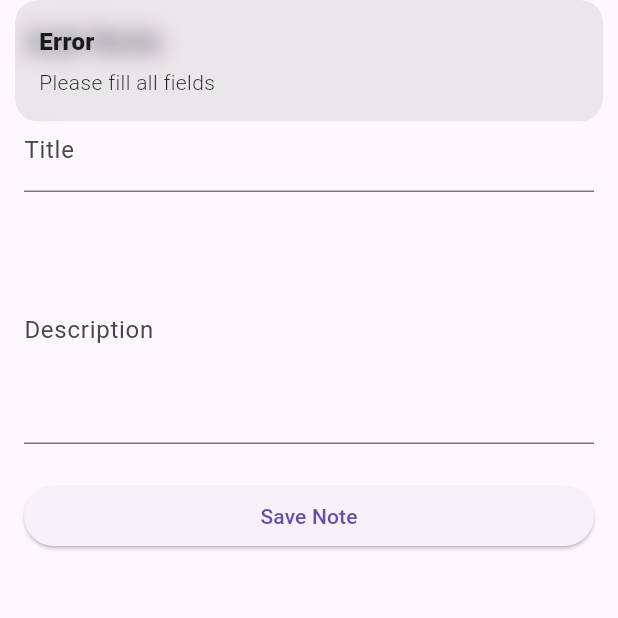
After one commit to sed-ID/notes, a Flutter app: the AddNoteScreen screen opened by its route, after a tap on "Save Note", on a phone screen of 412 x 824 dp, the top half of it. The commit adds this screen. Run offline on Flutter 3.47's test engine with Material 3 defaults, Android fonts, the phone set to English and light mode, and no system bars; our stand-ins replace cloud_firestore, firebase_auth, firebase_core, get, go_router; accounts and stored records are empty.

Commit message:
all basic features have been implemented

```diff
--- /dev/null
+++ b/lib/data/models/note_model.dart
@@ -0,0 +1,29 @@
+class Note {
+  String id;
+  String title;
+  String description;
+
+  Note({
+    required this.id,
+    required this.title,
+    required this.description,
+  });
+
+  // Convert a Note object into a Map object
+  Map<String, dynamic> toMap() {
+    return {
+      'id': id,
+      'title': title,
+      'description': description,
+    };
+  }
+
+  // Create a Note object from a Map object
+  factory Note.fromMap(Map<String, dynamic> map, String documentId) {
+    return Note(
+      id: documentId,
+      title: map['title'] ?? '',
+      description: map['description'] ?? '',
+    );
+  }
+}
--- /dev/null
+++ b/lib/data/repositories/note_repository.dart
@@ -0,0 +1,31 @@
+import 'package:cloud_firestore/cloud_firestore.dart';
+import '../models/note_model.dart';
+
+class NoteRepository {
+  final CollectionReference notesCollection =
+  FirebaseFirestore.instance.collection('notes');
+
+  // Fetch notes from Firestore
+  Stream<List<Note>> getNotes() {
+    return notesCollection.snapshots().map((snapshot) {
+      return snapshot.docs.map((doc) {
+        return Note.fromMap(doc.data() as Map<String, dynamic>, doc.id);
+      }).toList();
+    });
+  }
+
+  // Add a new note to Firestore
+  Future<void> addNote(Note note) async {
+    await notesCollection.add(note.toMap());
+  }
+
+  // Delete a note from Firestore
+  Future<void> deleteNote(String noteId) async {
+    await notesCollection.doc(noteId).delete();
+  }
+
+  // Update an existing note in Firestore
+  Future<void> updateNote(Note note) async {
+    await notesCollection.doc(note.id).update(note.toMap());
+  }
+}
--- a/lib/main.dart
+++ b/lib/main.dart
@@ -1,9 +1,12 @@
 import 'package:flutter/material.dart';
 import 'package:firebase_core/firebase_core.dart';
 import 'package:go_router/go_router.dart';
+import 'package:notes/view/screens/add_note_screen.dart';
 import 'package:notes/view/screens/login_screen.dart';
 import 'package:notes/view/screens/registration_screen.dart';
 import 'package:notes/view/screens/splash_screen.dart';
+
+import 'view/screens/home_screen.dart';
 
 void main() async {
   WidgetsFlutterBinding.ensureInitialized();
@@ -26,6 +29,14 @@ class NotesApp extends StatelessWidget {
         path: '/register',
         builder: (context, state) => RegistrationScreen(),  // Define route for RegistrationScreen
       ),
+      GoRoute(
+        path: '/home',
+        builder: (context, state) => HomeScreen(),  // Define route for HomeScreen
+      ),
+      GoRoute(
+        path: '/add_note',
+        builder: (context, state) => AddNoteScreen(),  // Define route for AddNoteScreen
+      ),
     ],
   );
   @override
--- /dev/null
+++ b/lib/view/screens/add_note_screen.dart
@@ -0,0 +1,67 @@
+import 'package:flutter/material.dart';
+import 'package:get/get.dart';
+import 'package:go_router/go_router.dart';
+import '../../data/models/note_model.dart';
+import '../../data/repositories/note_repository.dart';
+
+class AddNoteScreen extends StatelessWidget {
+  final TextEditingController titleController = TextEditingController();
+  final TextEditingController descriptionController = TextEditingController();
+  final NoteRepository noteRepository = NoteRepository();
+
+  @override
+  Widget build(BuildContext context) {
+    return Scaffold(
+      appBar: AppBar(title: Text('Add Note')),
+      body: Padding(
+        padding: const EdgeInsets.all(16.0),
+        child: Column(
+          crossAxisAlignment: CrossAxisAlignment.stretch,
+          children: [
+            TextFormField(
+              controller: titleController,
+              decoration: InputDecoration(labelText: 'Title'),
+            ),
+            SizedBox(height: 16),
+            TextFormField(
+              controller: descriptionController,
+              decoration: InputDecoration(labelText: 'Description'),
+              maxLines: 5,
+            ),
+            SizedBox(height: 24),
+            ElevatedButton(
+              onPressed: () => _addNote(),
+              child: Text('Save Note'),
+            ),
+          ],
+        ),
+      ),
+    );
+  }
+
+  void _addNote() async {
+    final title = titleController.text.trim();
+    final description = descriptionController.text.trim();
+
+    if (title.isEmpty || description.isEmpty) {
+      Get.snackbar('Error', 'Please fill all fields');
+      return;
+    }
+
+    try {
+      final newNote = Note(
+        id: '', // ID will be generated by Firestore
+        title: title,
+        description: description,
+      );
+
+      await noteRepository.addNote(newNote);
+      Get.snackbar('Success', 'Note added successfully');
+
+      // Navigate back to the home screen after saving the note
+      Get.back();
+    } catch (e) {
+      Get.snackbar('Error', e.toString());
+    }
+  }
+}
--- a/lib/view/screens/login_screen.dart
+++ b/lib/view/screens/login_screen.dart
@@ -63,7 +63,7 @@ class LoginScreen extends StatelessWidget {
         password: password,
       );
       Get.snackbar("success", "Logged in successfully");
-      context.go('/home'); // navigate to home screen (to be implemented)
+      context.go('/home'); // navigate to home screen
     } catch (e) {
       Get.snackbar(
         'Error',
--- a/lib/view/screens/registration_screen.dart
+++ b/lib/view/screens/registration_screen.dart
@@ -67,7 +67,7 @@ class RegistrationScreen extends StatelessWidget {
         password: password,
       );
 
-      // Optionally: Save the user's name to the Firestore or Firebase user profile.
+      // maybe will save the user's name to the Firestore or Firebase user profile.
 
       Get.snackbar('Success', 'Registered successfully');
       context.go('/login');  // Navigate to Login Screen after successful registration
```
Also changed, not shown: lib/view/screens/home_screen.dart (added, +63 -0 lines).
